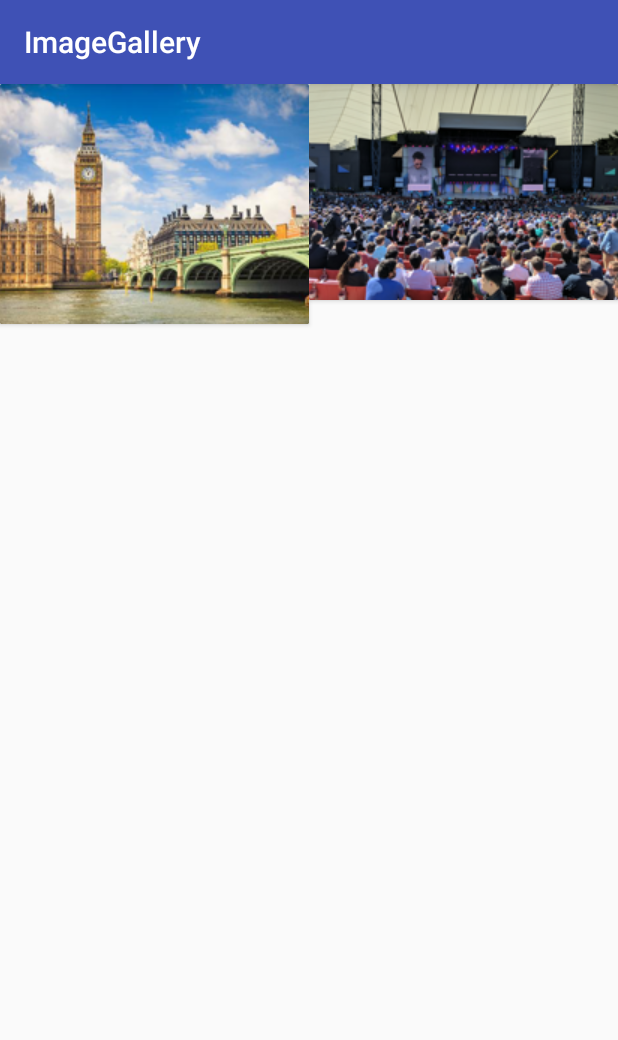
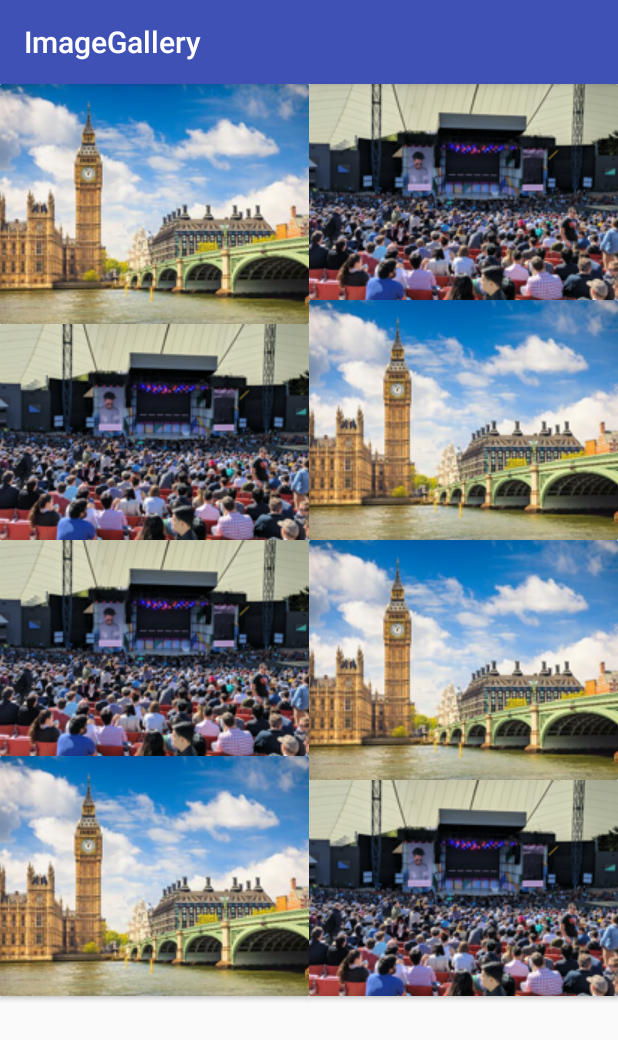
Before and after one commit to fizzyisdizzy/Image-gallery, an Android app: the screen it shows after launch (MainActivity), on a phone screen of 412 x 824 dp. Shown: the top 1040 px of the screen. Run offline under Robolectric (Android 15) with nearby library versions, the phone set to English and light mode, and no system bars.

Commit message:
added more dummy data to test layout

```diff
--- a/app/src/main/java/example/android/fizzy/imagegallery/adapter/RVadapter.java
+++ b/app/src/main/java/example/android/fizzy/imagegallery/adapter/RVadapter.java
@@ -31,6 +31,44 @@ public class RVadapter extends RecyclerView.Adapter<RVadapter.ViewHolder> {
         photo.setTitle("test");
         photoList.add(photo);
 
+
+        photo = new Photo();
+        photo.setDetails("test");
+        photo.setImage(R.drawable.io);
+        photo.setTitle("test");
+        photoList.add(photo);
+
+        photo = new Photo();
+        photo.setDetails("test");
+        photo.setImage(R.drawable.london);
+        photo.setTitle("test");
+        photoList.add(photo);
+
+        photo = new Photo();
+        photo.setDetails("test");
+        photo.setImage(R.drawable.io);
+        photo.setTitle("test");
+        photoList.add(photo);
+
+        photo = new Photo();
+        photo.setDetails("test");
+        photo.setImage(R.drawable.io);
+        photo.setTitle("test");
+        photoList.add(photo);
+
+
+        photo = new Photo();
+        photo.setDetails("test");
+        photo.setImage(R.drawable.london);
+        photo.setTitle("test");
+        photoList.add(photo);
+
+
+        photo = new Photo();
+        photo.setDetails("test");
+        photo.setImage(R.drawable.london);
+        photo.setTitle("test");
+        photoList.add(photo);
 
         photo = new Photo();
         photo.setDetails("test");
--- a/app/src/main/res/layout/custom_layout.xml
+++ b/app/src/main/res/layout/custom_layout.xml
@@ -9,7 +9,7 @@
 
     <FrameLayout
         android:layout_width="match_parent"
-        android:layout_height="wrap_content">
+        android:layout_height="match_parent">
 
         <ImageView
             android:id="@+id/image"
```
